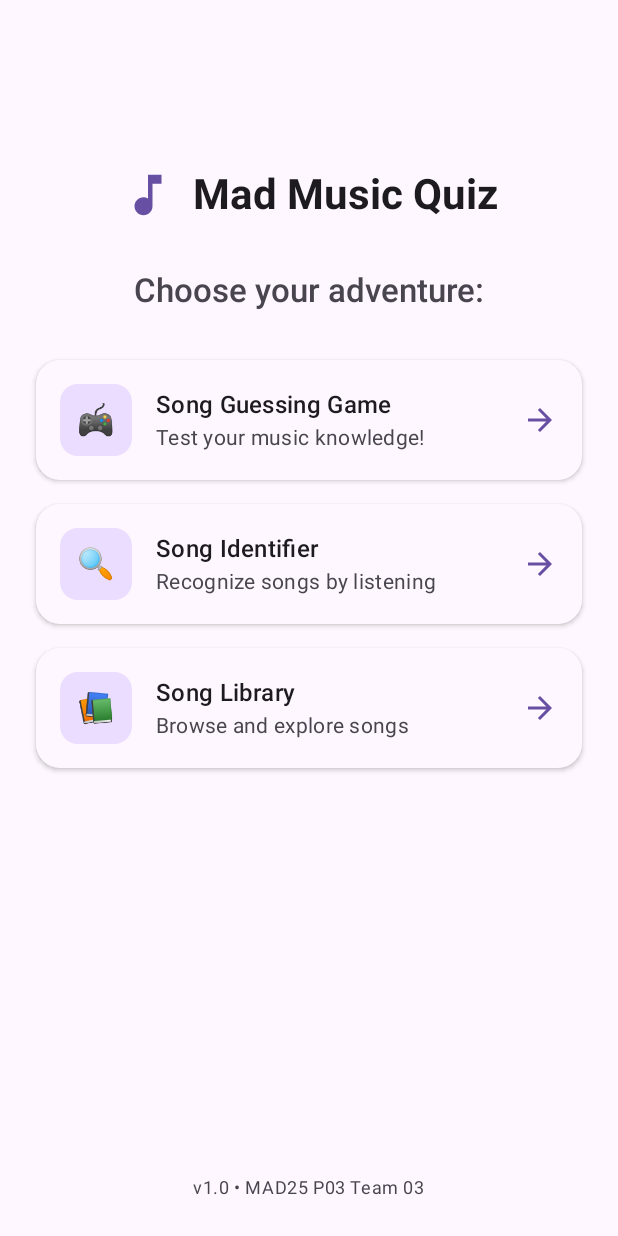
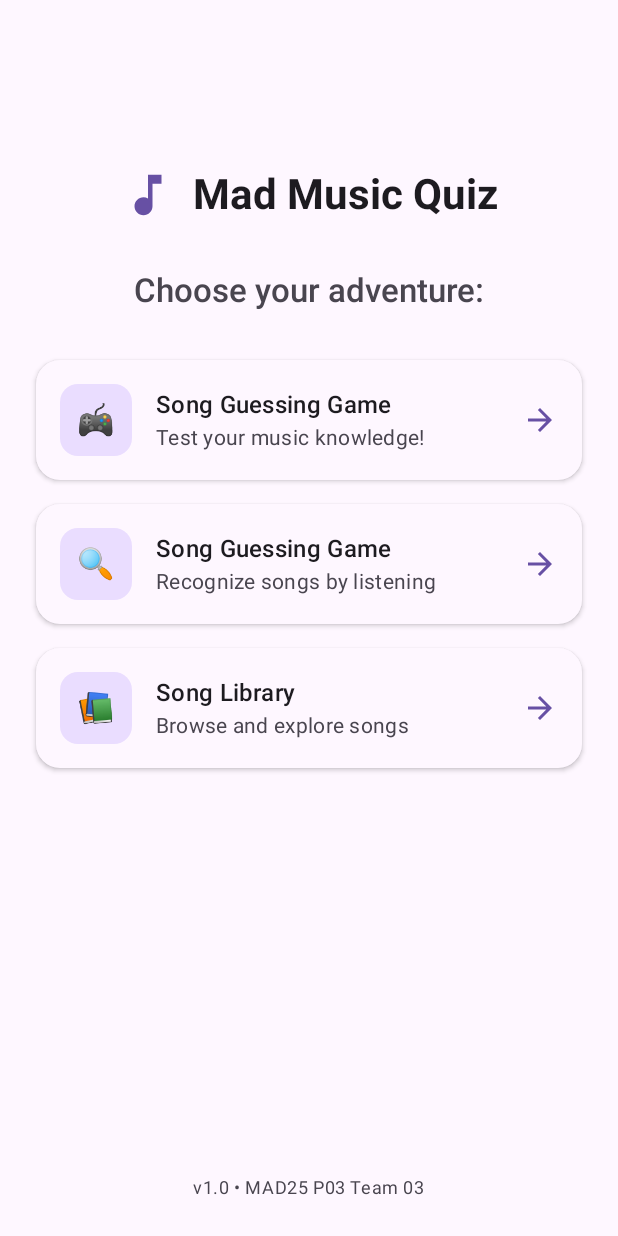
Before and after one commit to JaydenToh/MAD25_P03_Team03, an Android app built with Jetpack Compose: the screen it shows after launch (MainActivity), on a phone screen of 412 x 824 dp. Run offline under Robolectric (Android 15) with nearby library versions, the phone set to English and light mode, and no system bars; libraries missing offline, so code that uses them is left out: io.github.jan.supabase.

Commit message:
feat(home): connect the nav for song identifier

```diff
--- a/app/src/main/java/np/ict/mad/mad25_p03_team03/navigation/AppNavGraph.kt
+++ b/app/src/main/java/np/ict/mad/mad25_p03_team03/navigation/AppNavGraph.kt
@@ -1,10 +1,13 @@
 // navigation/AppNavGraph.kt
 package np.ict.mad.mad25_p03_team03.navigation
 
+import android.content.Intent
 import androidx.compose.runtime.Composable
+import androidx.compose.ui.platform.LocalContext
 import androidx.navigation.compose.NavHost
 import androidx.navigation.compose.composable
 import androidx.navigation.compose.rememberNavController
+import np.ict.mad.mad25_p03_team03.SongIdentifier
 import np.ict.mad.mad25_p03_team03.data.SongRepository // 👈 新增导入
 import np.ict.mad.mad25_p03_team03.ui.GameScreen
 import np.ict.mad.mad25_p03_team03.ui.HomeScreen
@@ -13,6 +16,8 @@ import np.ict.mad.mad25_p03_team03.ui.RulesScreen
 
 @Composable
 fun AppNavGraph(songRepository: SongRepository) {
+
+    val context = LocalContext.current
 
     val navController = rememberNavController()
 
@@ -23,9 +28,14 @@ fun AppNavGraph(songRepository: SongRepository) {
 
         composable("home") {
             HomeScreen(
-                onStartGame = { navController.navigate("rules") },   // 👈 Game → 先 Rules
+                onStartGame = { navController.navigate("rules") },
                 onOpenLibrary = { navController.navigate("library") },
-                onSearchSongs = { navController.navigate("search") }  // Identifier → Search
+                onSearchSongs = { navController.navigate("search") },
+                onIdentifySong = {
+                    // ✅ 跳转到 Activity
+                    val intent = Intent(context, SongIdentifier::class.java)
+                    context.startActivity(intent)
+                }
             )
         }
 
--- a/app/src/main/java/np/ict/mad/mad25_p03_team03/ui/HomeScreen.kt
+++ b/app/src/main/java/np/ict/mad/mad25_p03_team03/ui/HomeScreen.kt
@@ -26,7 +26,8 @@ import androidx.compose.ui.unit.sp
 fun HomeScreen(
     onStartGame: () -> Unit,
     onOpenLibrary: () -> Unit,
-    onSearchSongs: () -> Unit
+    onSearchSongs: () -> Unit,
+    onIdentifySong: () -> Unit
 ) {
     Scaffold(
         topBar = {
@@ -87,9 +88,9 @@ fun HomeScreen(
 
             HomeCard(
                 icon = "🔍",
-                title = "Song Identifier",
+                title = "Song Guessing Game",
                 description = "Recognize songs by listening",
-                onClick = onSearchSongs
+                onClick = onIdentifySong
             )
 
             HomeCard(
```
Also changed, not shown: app/src/main/java/np/ict/mad/mad25_p03_team03/ui/RulesScreen.kt (line endings or trailing spaces).
